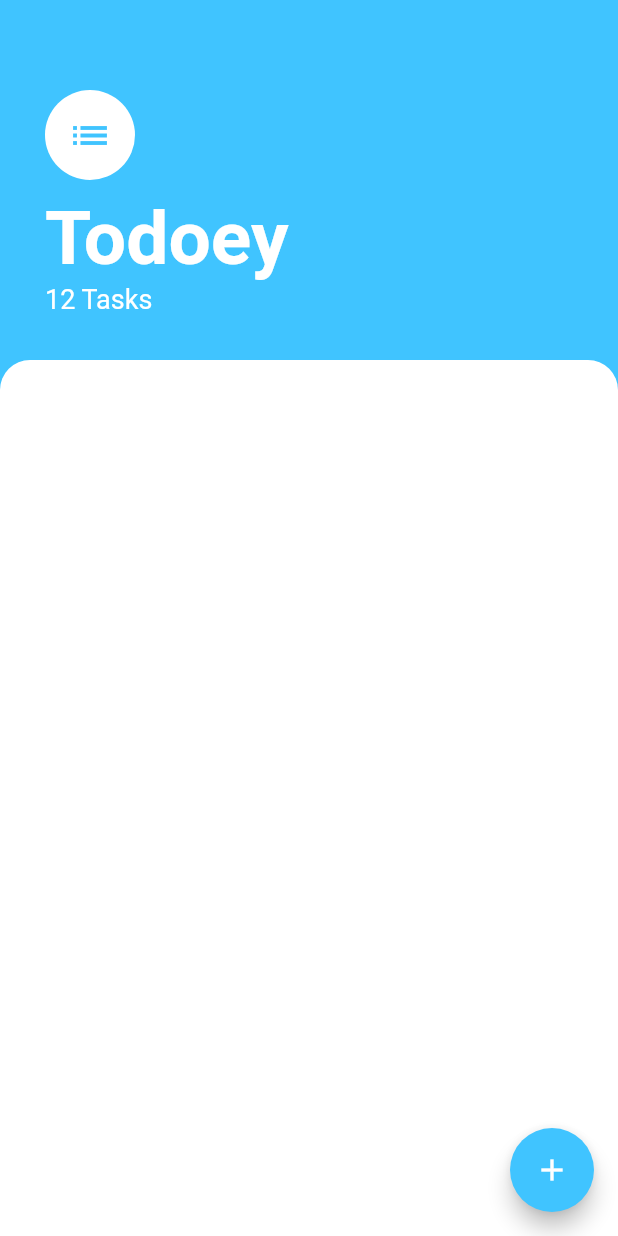
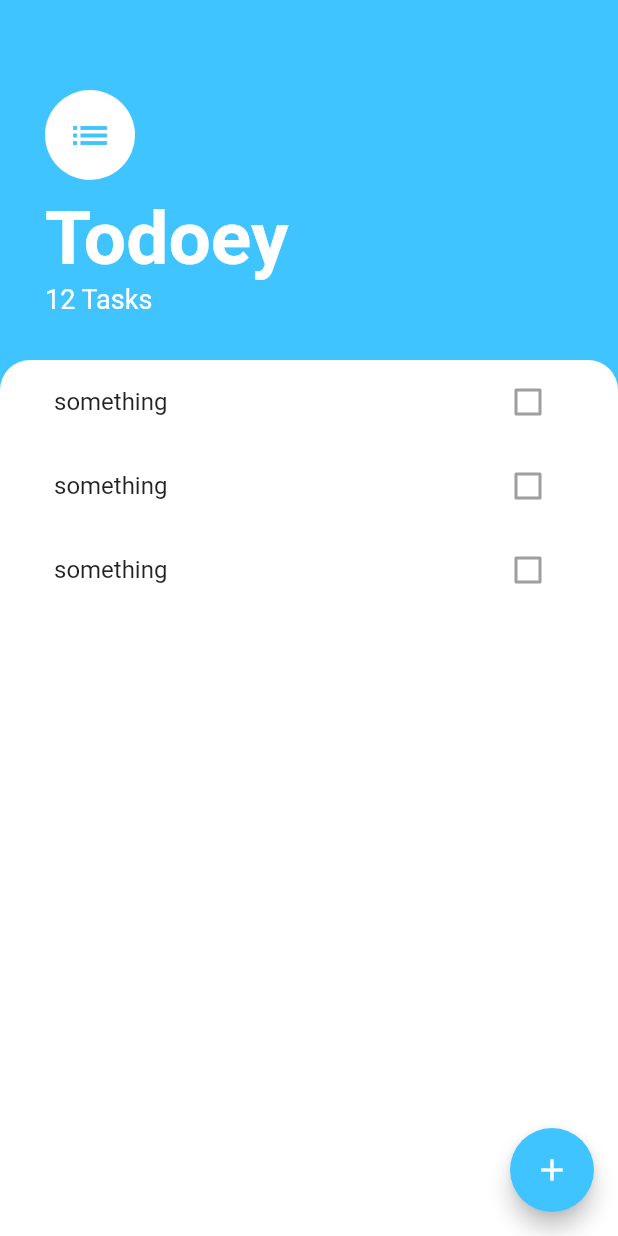
Before and after one commit to okaysk/todoey_flutter, a Flutter app: the screen it shows after launch, on a phone screen of 412 x 824 dp. Run offline on Flutter 3.47's test engine with Material 2 defaults, Android fonts, the phone set to English and light mode, and no system bars.

Commit message:
210. ListView

```diff
--- a/lib/screens/tasks_screen.dart
+++ b/lib/screens/tasks_screen.dart
@@ -1,4 +1,5 @@
 import 'package:flutter/material.dart';
+import 'package:todoey_flutter/widgets/tasks_list.dart';
 
 class TasksScreen extends StatelessWidget {
   @override
@@ -8,7 +9,9 @@ class TasksScreen extends StatelessWidget {
       floatingActionButton: FloatingActionButton(
         backgroundColor: Colors.lightBlueAccent,
         child: Icon(Icons.add),
-        onPressed: null,
+        onPressed: () {
+          //
+        },
       ),
       body: Column(
         crossAxisAlignment: CrossAxisAlignment.start,
@@ -50,12 +53,23 @@ class TasksScreen extends StatelessWidget {
           ),
           Expanded(
             child: Container(
+              padding: EdgeInsets.symmetric(
+                horizontal: 20.0,
+              ),
               decoration: BoxDecoration(
-                  color: Colors.white,
-                  borderRadius: BorderRadius.only(
-                    topLeft: Radius.circular(20.0),
-                    topRight: Radius.circular(20.0),
-                  )),
+                color: Colors.white,
+                borderRadius: BorderRadius.only(
+                  topLeft: Radius.circular(20.0),
+                  topRight: Radius.circular(20.0),
+                ),
+              ),
+              // child: ListView(
+              //   padding: const EdgeInsets.all(8),
+              //   children: <Widget>[
+              //     TasksList(),
+              //   ],
+              // ),
+              child: TasksList(),
             ),
           ),
         ],
--- /dev/null
+++ b/lib/widgets/task_tile.dart
@@ -0,0 +1,13 @@
+import 'package:flutter/material.dart';
+
+class TaskTile extends StatelessWidget {
+  @override
+  Widget build(BuildContext context) {
+    return ListTile(
+      title: Text('something'),
+      trailing: Checkbox(
+        value: false,
+      ),
+    );
+  }
+}
--- /dev/null
+++ b/lib/widgets/tasks_list.dart
@@ -0,0 +1,15 @@
+import 'package:flutter/material.dart';
+import 'task_tile.dart';
+
+class TasksList extends StatelessWidget {
+  @override
+  Widget build(BuildContext context) {
+    return ListView(
+      children: <Widget>[
+        TaskTile(),
+        TaskTile(),
+        TaskTile(),
+      ],
+    );
+  }
+}
```
